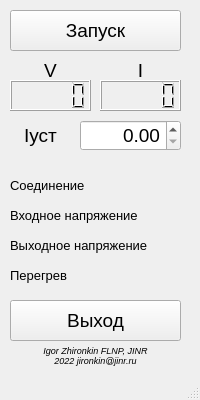
The window that mainwindow.ui (beeleph/Tetron) describes before a commit, drawn with Qt 5.
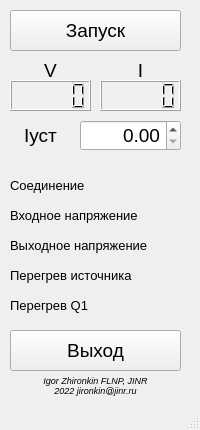
The same window after the commit.

Commit message:
MV210 connection added (Q1 overheat control)
tested and working

The edit to the form file:
```diff
--- a/mainwindow.ui
+++ b/mainwindow.ui
@@ -7,7 +7,7 @@
     <x>0</x>
     <y>0</y>
     <width>200</width>
-    <height>400</height>
+    <height>430</height>
    </rect>
   </property>
   <property name="windowTitle">
@@ -156,7 +156,7 @@
     <property name="geometry">
      <rect>
       <x>10</x>
-      <y>300</y>
+      <y>330</y>
       <width>171</width>
       <height>41</height>
      </rect>
@@ -174,7 +174,7 @@
     <property name="geometry">
      <rect>
       <x>10</x>
-      <y>340</y>
+      <y>370</y>
       <width>171</width>
       <height>31</height>
      </rect>
@@ -250,7 +250,7 @@
      </font>
     </property>
     <property name="text">
-     <string>Перегрев</string>
+     <string>Перегрев источника</string>
     </property>
     <property name="alignment">
      <set>Qt::AlignLeading|Qt::AlignLeft|Qt::AlignVCenter</set>
@@ -277,6 +277,27 @@
      <set>Qt::AlignLeading|Qt::AlignLeft|Qt::AlignVCenter</set>
     </property>
    </widget>
+   <widget class="QLabel" name="overheatLabelQ1">
+    <property name="geometry">
+     <rect>
+      <x>10</x>
+      <y>290</y>
+      <width>181</width>
+      <height>31</height>
+     </rect>
+    </property>
+    <property name="font">
+     <font>
+      <pointsize>10</pointsize>
+     </font>
+    </property>
+    <property name="text">
+     <string>Перегрев Q1</string>
+    </property>
+    <property name="alignment">
+     <set>Qt::AlignLeading|Qt::AlignLeft|Qt::AlignVCenter</set>
+    </property>
+   </widget>
   </widget>
   <widget class="QStatusBar" name="statusbar"/>
  </widget>
```
The commit also changes 3 other files.
